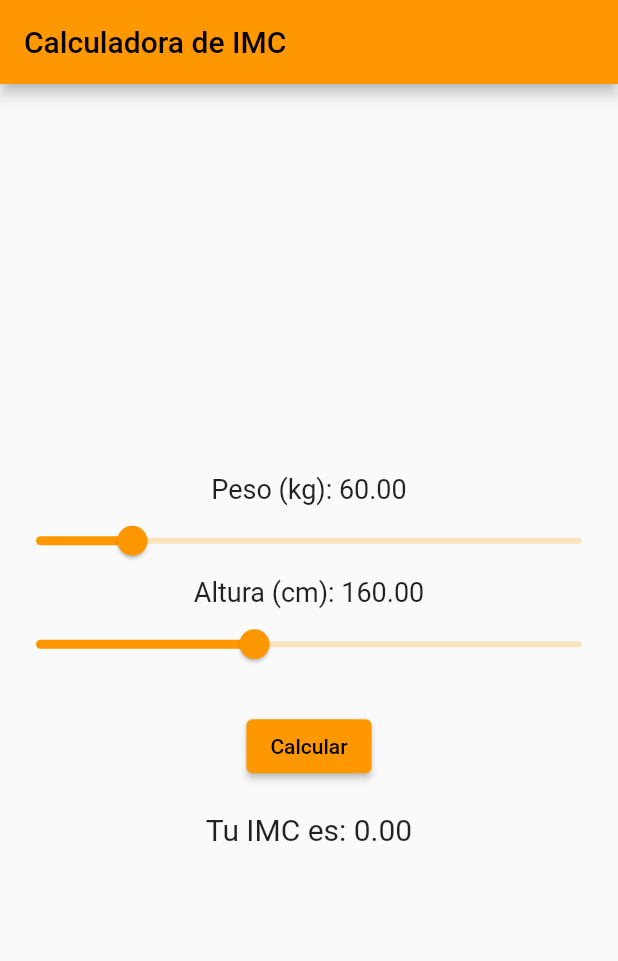
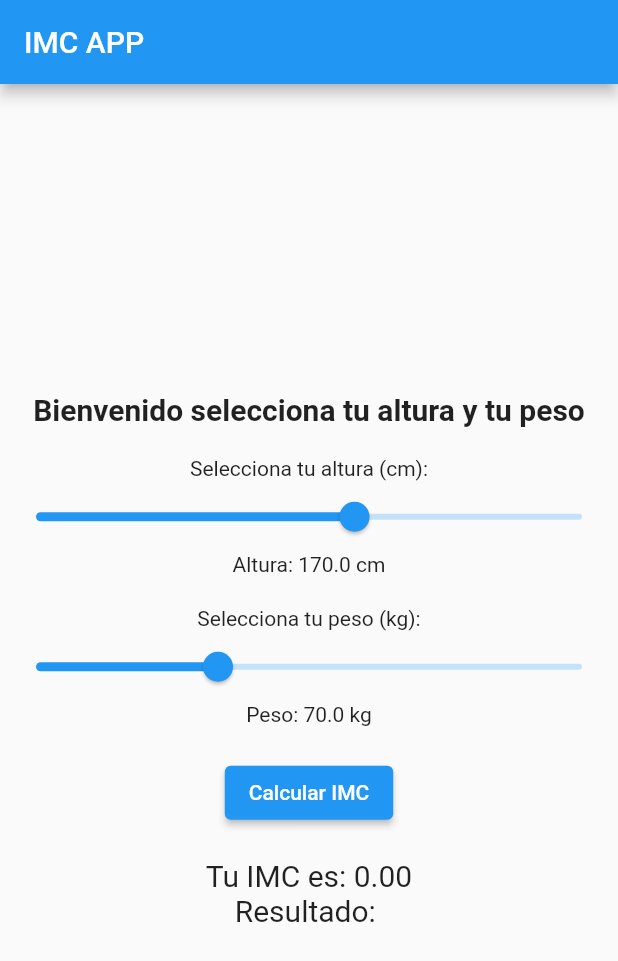
Before and after one commit to Pepito2024/examenp1, a Flutter app: the screen it shows after launch, on a phone screen of 412 x 824 dp. Shown: the top 961 px of the screen. Run offline on Flutter 3.47's test engine with Material 2 defaults, Android fonts, the light colour scheme and no system bars.

Commit message:
en proceso

```diff
--- a/lib/main.dart
+++ b/lib/main.dart
@@ -8,9 +8,9 @@ class MyApp extends StatelessWidget {
   @override
   Widget build(BuildContext context) {
     return MaterialApp(
-      title: 'Calculadora de IMC',
+      title: 'IMC APP',
       theme: ThemeData(
-        primarySwatch: Colors.orange,
+        primarySwatch: Colors.blue,
       ),
       home: MyHomePage(),
     );
@@ -23,65 +23,83 @@ class MyHomePage extends StatefulWidget {
 }
 
 class _MyHomePageState extends State<MyHomePage> {
-  double _altura = 160; // Altura inicial en centímetros
-  double _peso = 60;   // Peso inicial en kilogramos
+  double _altura = 170; // Altura predeterminada en cm
+  double _peso = 70; // Peso predeterminado en kg
+
   double _imc = 0;
+  String _resultado = "";
 
   void _calcularIMC() {
-    if (_altura > 0 && _peso > 0) {
-      setState(() {
-        _imc = _peso / ((_altura / 100) * (_altura / 100));
-      });
-    }
+    setState(() {
+      _imc = _peso / ((_altura / 100) * (_altura / 100));
+
+      if (_imc < 18.5) {
+        _resultado = "Bajo peso";
+      } else if (_imc >= 18.5 && _imc <= 24.9) {
+        _resultado = "Peso normal";
+      } else {
+        _resultado = "Sobrepeso";
+      }
+    });
   }
 
   @override
   Widget build(BuildContext context) {
     return Scaffold(
       appBar: AppBar(
-        title: Text('Calculadora de IMC'),
+        title: Text('IMC APP'),
       ),
       body: Center(
         child: Column(
           mainAxisAlignment: MainAxisAlignment.center,
-          children: <Widget>[
+            children: <Widget>[
+            Text(
+              'Bienvenido selecciona tu altura y tu peso',
+              style: TextStyle(fontSize: 20, fontWeight: FontWeight.bold),
+            ),
+            SizedBox(height: 20),
 
             Text(
-              'Peso (kg): ${_peso.toStringAsFixed(2)}',
-              style: TextStyle(fontSize: 18),
+              'Selecciona tu altura (cm):',
+            ),
+            Slider(
+              value: _altura,
+              min: 100,
+              max: 220,
+              onChanged: (value) {
+                setState(() {
+                  _altura = value;
+                });
+              },
+            ),
+            Text('Altura: ${_altura.toStringAsFixed(1)} cm'),
+            SizedBox(height: 20),
+            Text(
+              'Selecciona tu peso (kg):',
             ),
             Slider(
               value: _peso,
               min: 30,
-              max: 200,
+              max: 150,
               onChanged: (value) {
                 setState(() {
                   _peso = value;
                 });
               },
             ),
-                        Text(
-              'Altura (cm): ${_altura.toStringAsFixed(2)}',
-              style: TextStyle(fontSize: 18),
-            ),
-            Slider(
-              value: _altura,
-              min: 100,
-              max: 250,
-              onChanged: (value) {
-                setState(() {
-                  _altura = value;
-                });
-              },
-            ),
+            Text('Peso: ${_peso.toStringAsFixed(1)} kg'),
             SizedBox(height: 20),
             ElevatedButton(
               onPressed: _calcularIMC,
-              child: Text('Calcular'),
+              child: Text('Calcular IMC'),
             ),
             SizedBox(height: 20),
             Text(
               'Tu IMC es: ${_imc.toStringAsFixed(2)}',
+              style: TextStyle(fontSize: 20),
+            ),
+            Text(
+              'Resultado: $_resultado',
               style: TextStyle(fontSize: 20),
             ),
           ],
```
